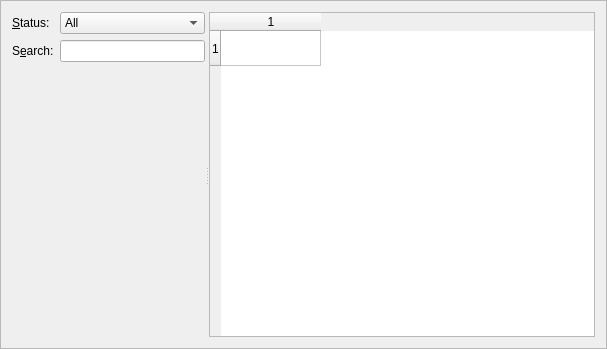
npackd/npackd, file wpmcpp/mainframe.ui: the form before one commit.
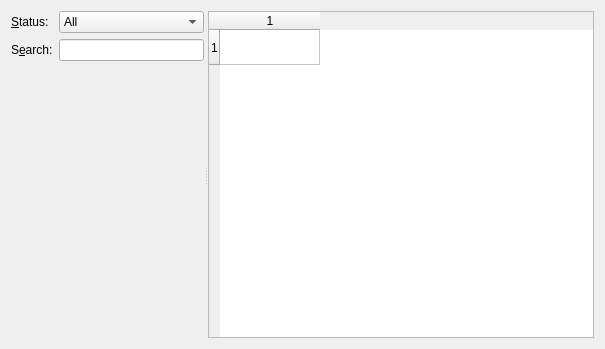
The form after the commit.

Diff of the .ui file:
```diff
--- a/wpmcpp/mainframe.ui
+++ b/wpmcpp/mainframe.ui
@@ -14,10 +14,13 @@
    <string>Frame</string>
   </property>
   <property name="frameShape">
-   <enum>QFrame::StyledPanel</enum>
+   <enum>QFrame::NoFrame</enum>
   </property>
   <property name="frameShadow">
-   <enum>QFrame::Raised</enum>
+   <enum>QFrame::Plain</enum>
+  </property>
+  <property name="lineWidth">
+   <number>0</number>
   </property>
   <layout class="QVBoxLayout" name="verticalLayout">
    <item>
```
